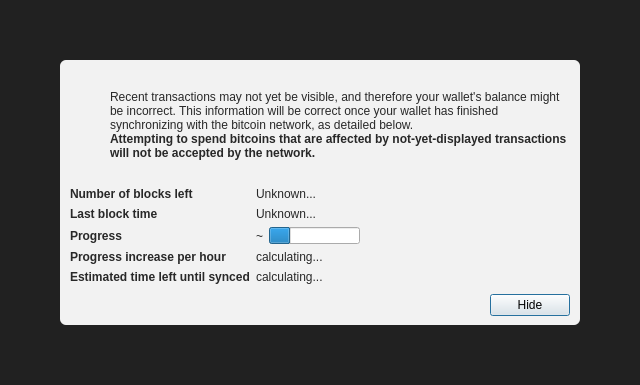
This is src/qt/forms/modaloverlay.ui in BTHPOS/BTH as Qt 5 draws it before an edit. The edited form follows.
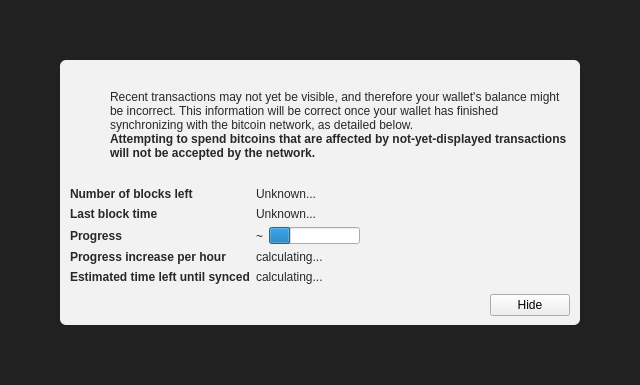
This is the edited form. Icons and pictures are not drawn. Custom widgets are drawn as their Qt base class.

What changed in the file:
```diff
--- a/src/qt/forms/modaloverlay.ui
+++ b/src/qt/forms/modaloverlay.ui
@@ -351,12 +351,6 @@
              <property name="text">
               <string>Hide</string>
              </property>
-             <property name="focusPolicy">
-              <enum>Qt::StrongFocus</enum>
-             </property>
-             <property name="default">
-              <bool>true</bool>
-             </property>
             </widget>
            </item>
           </layout>
```
Left out of the diff: 2 changed lines with no effect on the pictures.
